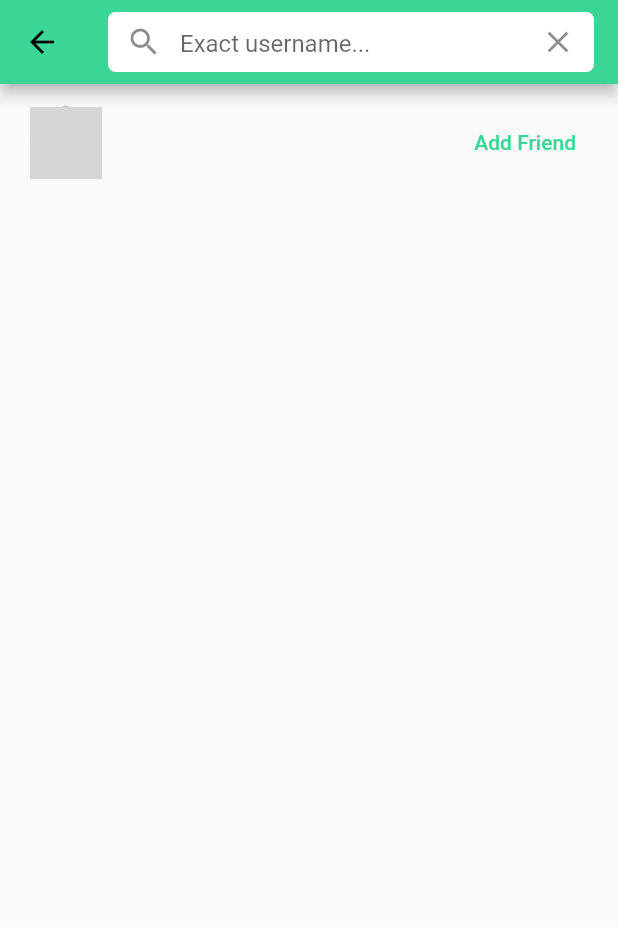
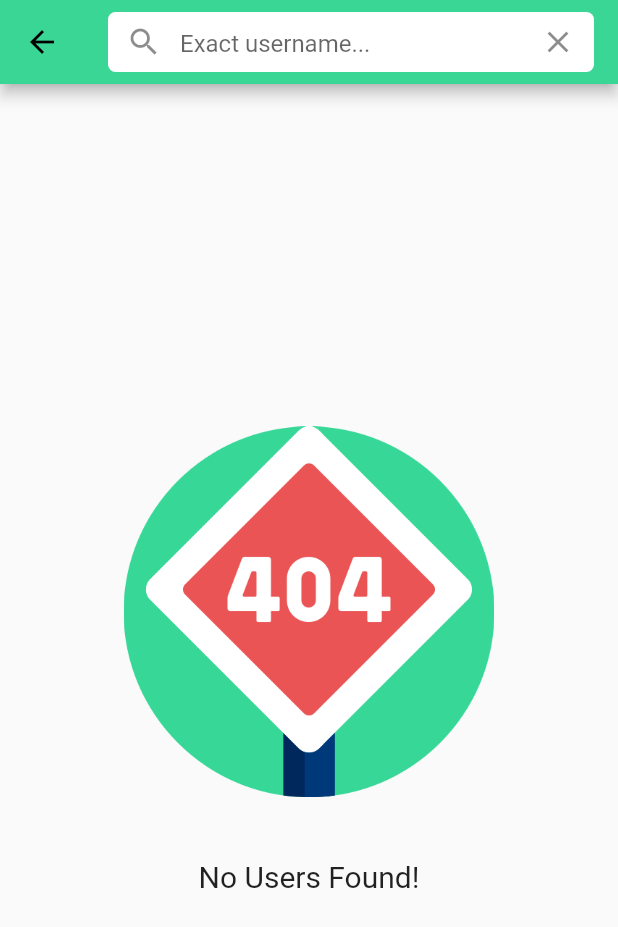
Before and after one commit to mahrncic/flutter-mess-app, a Flutter app: the SearchScreen screen opened by its route, on a phone screen of 412 x 824 dp. Shown: the top 927 px of the screen. Run offline on Flutter 3.47's test engine with Material 2 defaults, Android fonts, the phone set to English and light mode, and no system bars; our stand-ins replace cloud_firestore, email_validator, firebase_auth, firebase_messaging, firebase_storage, flutter_svg and 2 more; accounts and stored records are empty; grey boxes are pictures that could not be loaded.

Commit message:
Changes for different implementation of search StartsWith filtering.

```diff
--- a/mess_app/lib/screens/search_screen.dart
+++ b/mess_app/lib/screens/search_screen.dart
@@ -13,6 +13,7 @@
 class _SearchScreenState extends State<SearchScreen> {
   Stream searchResults = Friends.searchByUsername('');
   final _textController = TextEditingController();
+  var _currentSearchValue = '';
 
   @override
   Widget build(BuildContext context) {
@@ -30,6 +31,7 @@
               controller: _textController,
               onChanged: (val) {
                 setState(() {
+                  _currentSearchValue = val;
                   searchResults = Friends.searchByUsername(val);
                 });
               },
@@ -64,7 +66,13 @@
                 if (usersSnapshot.connectionState == ConnectionState.waiting) {
                   return const Center(child: CircularProgressIndicator());
                 }
-                final usersDocuments = usersSnapshot.data.documents;
+                final usersDocuments = usersSnapshot.data.documents
+                    .where((x) =>
+                        x.data['username']
+                            .toLowerCase()
+                            .startsWith(_currentSearchValue.toLowerCase()) &&
+                        _currentSearchValue != '')
+                    .toList();
                 if (usersDocuments.length > 0) {
                   return ListView.builder(
                     itemCount: usersDocuments.length,
--- a/mess_app/lib/services/friends.dart
+++ b/mess_app/lib/services/friends.dart
@@ -17,12 +17,6 @@
   }
 
   static Stream<QuerySnapshot> searchByUsername(String searchValue) {
-    return Firestore.instance
-        .collection('users')
-        .where(
-          'username',
-          isEqualTo: searchValue,
-        )
-        .snapshots();
+    return Firestore.instance.collection('users').snapshots();
   }
 }
```
